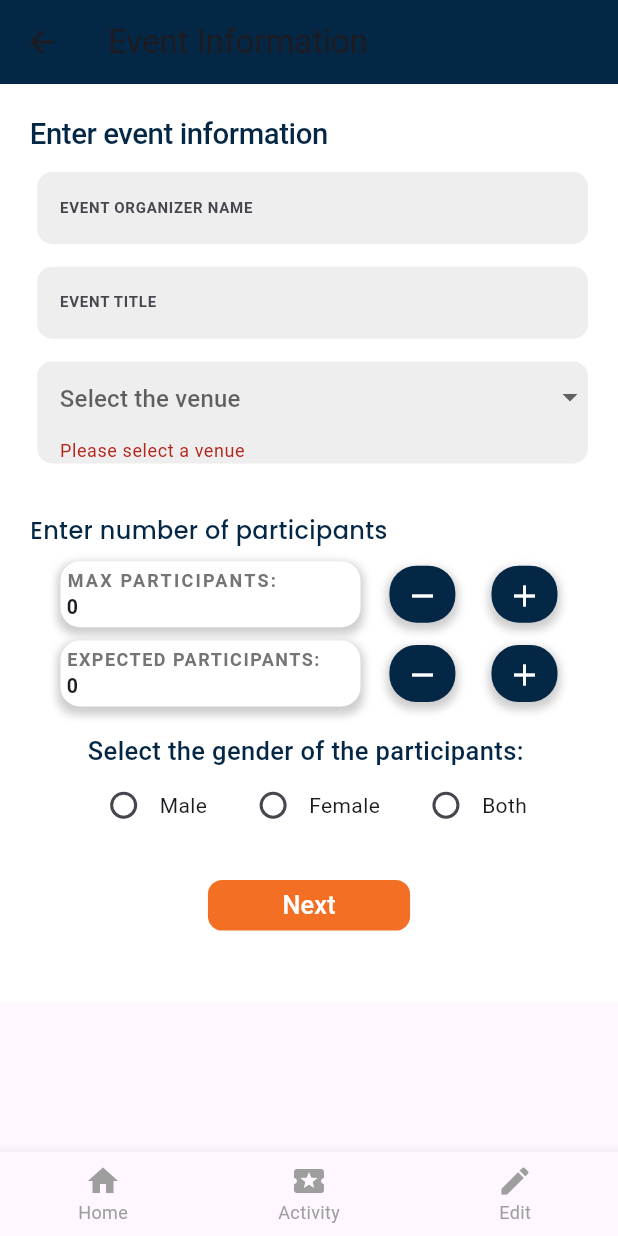
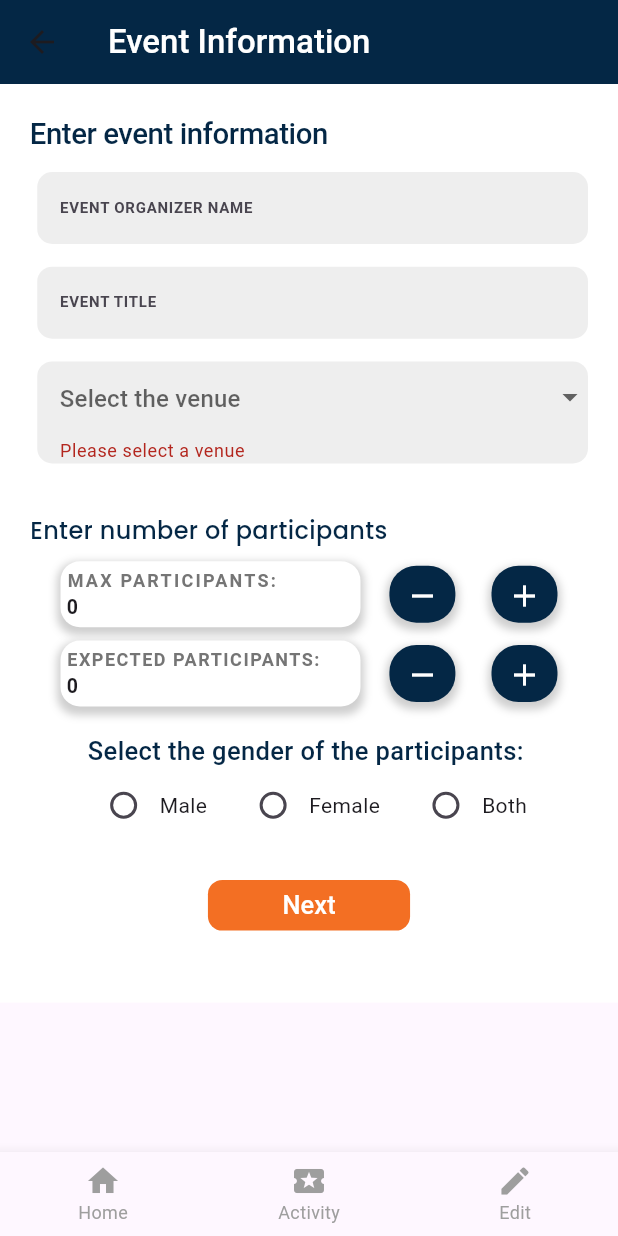
Before and after one commit to Lameesalthubaiti2001/seniorproject, a Flutter app: the EventTrackingClubSide screen opened by its route, after a tap on "New Event", on a phone screen of 412 x 824 dp. Run offline on Flutter 3.47's test engine with Material 3 defaults, Android fonts, the light colour scheme and no system bars; our stand-ins replace cloud_firestore, firebase_auth, firebase_core, google_fonts, image_picker, permission_handler and 1 more; accounts and stored records are empty.

Commit message:
updates by noura j

```diff
--- a/lib/designs/club-side-event-info2.dart
+++ b/lib/designs/club-side-event-info2.dart
@@ -31,8 +31,15 @@ class _EventInfo2ClubSideState extends State<EventInfo2ClubSide> {
     return Material(
       child: Scaffold(
         appBar: AppBar(
-          title: Text('Event Information'),
-          backgroundColor: Color(0xff042745),
+          title: const Text(
+            'Event Information',
+            style: TextStyle(
+              color: Colors.white,
+              fontWeight: FontWeight.w500,
+
+            ),
+          ),
+          backgroundColor: const Color(0xff042745),
         ),
         body: SingleChildScrollView(
           child: Container(
--- a/lib/designs/club-side-event-tracking.dart
+++ b/lib/designs/club-side-event-tracking.dart
@@ -1,4 +1,7 @@
 import 'package:flutter/material.dart';
+import 'package:firebase_core/firebase_core.dart';
+import 'package:cloud_firestore/cloud_firestore.dart';
+
 import '../utils.dart';
 import 'club-side-checklist-tracking.dart';
 import 'club_footer.dart';
@@ -13,6 +16,24 @@ class EventTrackingClubSide extends StatefulWidget {
 
 class _EventTrackingClubSideState extends State<EventTrackingClubSide> {
   @override
+  void initState() {
+    super.initState();
+    // Initialize Firebase
+    Firebase.initializeApp();
+  }
+
+  // Function to fetch data from Firestore
+  Future<void> fetchDataFromFirestore() async {
+    try {
+      QuerySnapshot querySnapshot = await FirebaseFirestore.instance.collection('your_collection').get();
+      // Process the fetched data here, e.g., update state to display data
+    } catch (e) {
+      // Handle errors
+      print('Error fetching data: $e');
+    }
+  }
+
+  @override
   Widget build(BuildContext context) {
     double baseWidth = 428;
     double fem = MediaQuery.of(context).size.width / baseWidth;
@@ -21,10 +42,11 @@ class _EventTrackingClubSideState extends State<EventTrackingClubSide> {
     return Scaffold(
       appBar: AppBar(
         title: const Text(
-          'Attendance list',
+          'Attendance List',
           style: TextStyle(
             color: Colors.white,
             fontWeight: FontWeight.w500,
+
           ),
         ),
         backgroundColor: const Color(0xff042745),
@@ -36,7 +58,7 @@ class _EventTrackingClubSideState extends State<EventTrackingClubSide> {
             crossAxisAlignment: CrossAxisAlignment.center,
             children: [
               Container(
-                padding: EdgeInsets.fromLTRB(15 * fem, 35* fem, 10 * fem, 250 * fem),
+                padding: EdgeInsets.fromLTRB(15 * fem, 35 * fem, 10 * fem, 250 * fem),
                 width: double.infinity,
                 child: Column(
                   crossAxisAlignment: CrossAxisAlignment.start,
--- a/lib/designs/club-side-poster-request-confirm.dart
+++ b/lib/designs/club-side-poster-request-confirm.dart
@@ -24,6 +24,7 @@ class _PosterRequestConfirmClubSideState
           style: TextStyle(
             color: Colors.white,
             fontWeight: FontWeight.w500,
+
           ),
         ),
         backgroundColor: const Color(0xff042745),
--- a/lib/designs/club-side-posters.dart
+++ b/lib/designs/club-side-posters.dart
@@ -79,6 +79,7 @@ class _PostersClubsSideState extends State<PostersClubsSide> {
           style: TextStyle(
             color: Colors.white,
             fontWeight: FontWeight.w500,
+
           ),
         ),
         backgroundColor: const Color(0xff042745),
--- a/lib/designs/club-side-request-confirm.dart
+++ b/lib/designs/club-side-request-confirm.dart
@@ -21,6 +21,7 @@ class _RequestConfirmClubSideState extends State<RequestConfirmClubSide> {
           style: TextStyle(
             color: Colors.white,
             fontWeight: FontWeight.w500,
+
           ),
         ),
         backgroundColor: const Color(0xff042745),
--- a/lib/designs/club-side-request-reject.dart
+++ b/lib/designs/club-side-request-reject.dart
@@ -21,6 +21,7 @@ class _RequestRejectClubSideState extends State<RequestRejectClubSide> {
           style: TextStyle(
             color: Colors.white,
             fontWeight: FontWeight.w500,
+
           ),
         ),
         backgroundColor: const Color(0xff042745),
--- a/lib/designs/club-side-request-status.dart
+++ b/lib/designs/club-side-request-status.dart
@@ -22,6 +22,7 @@ class _RequestStatusClubSideState extends State<RequestStatusClubSide> {
           style: TextStyle(
             color: Colors.white,
             fontWeight: FontWeight.w500,
+
           ),
         ),
         backgroundColor: const Color(0xff042745),
--- a/pubspec.yaml
+++ b/pubspec.yaml
@@ -17,7 +17,6 @@ publish_to: 'none' # Remove this line if you wish to publish to pub.dev
 # In Windows, build-name is used as the major, minor, and patch parts
 # of the product and file versions while build-number is used as the build suffix.
 version: 1.0.0+1
-
 environment:
   sdk: '>=3.1.0 <4.0.0'
 
```
Also changed, not shown: lib/designs/login.dart (+7 -77 lines), lib/main.dart (+6 -2 lines), lib/firebase/auth.dart (line endings or trailing spaces).
